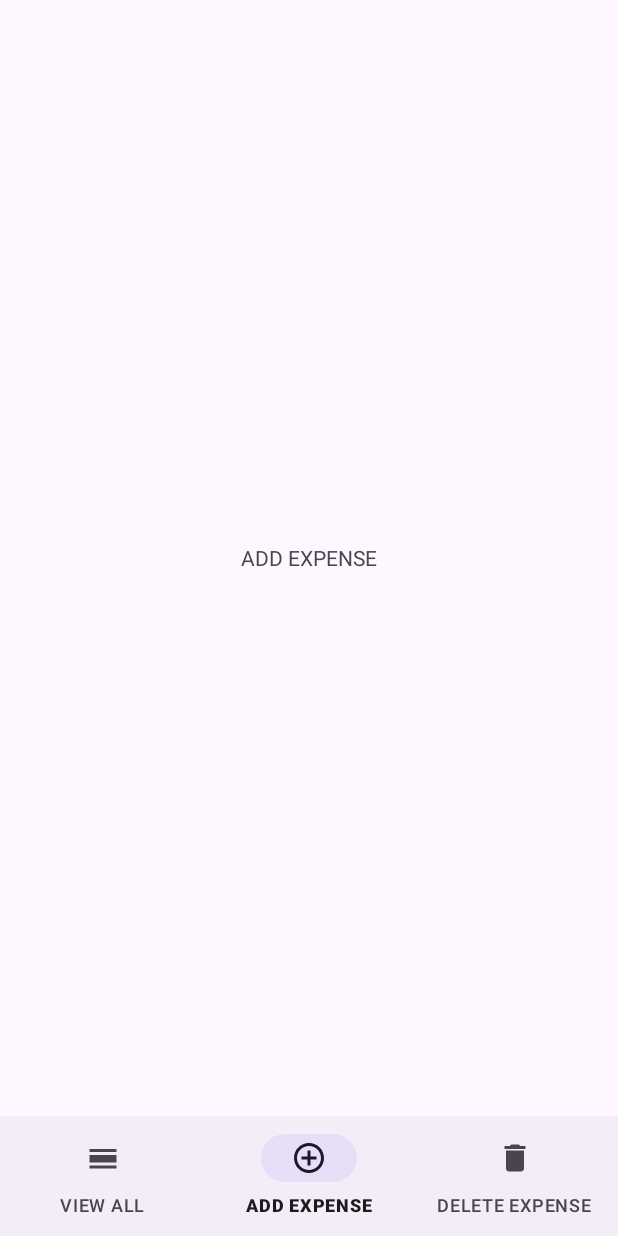
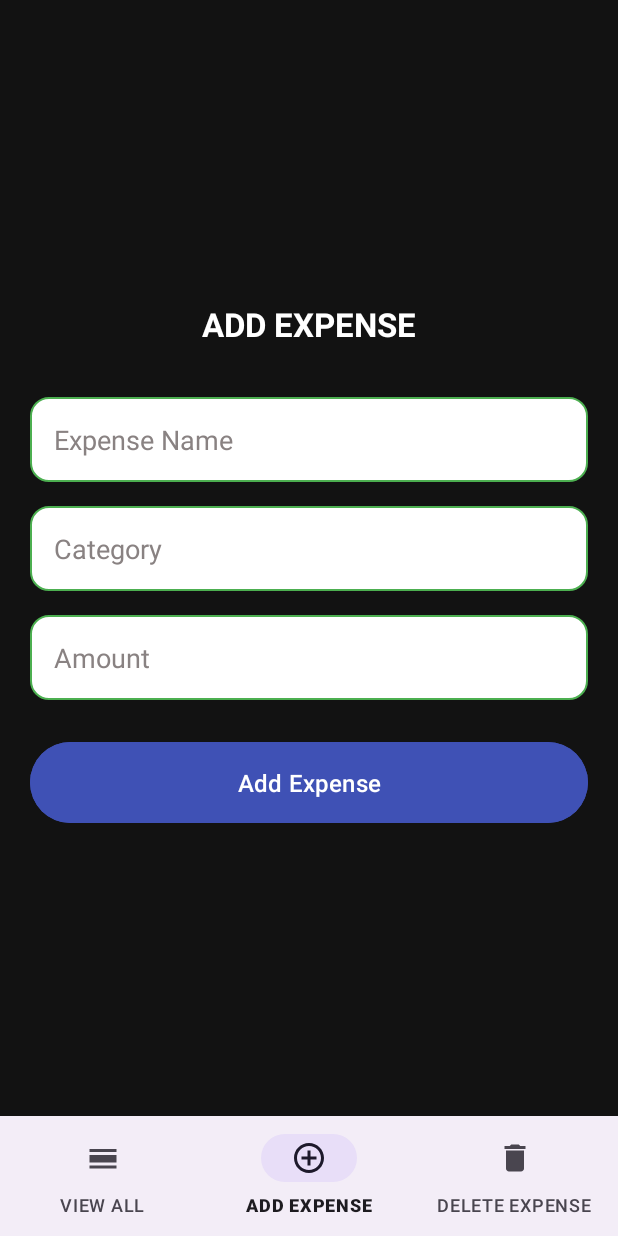
Before and after one commit to AnubhavS17/ExpenseTrackerFrontend, an Android app: the screen it shows after launch (MainActivity), item 2 of the bottom bar chosen, on a phone screen of 412 x 824 dp. Run offline under Robolectric (Android 15) with nearby library versions, the phone set to English and light mode, and no system bars.

Commit message:
Added post request to add expense

```diff
--- a/app/src/main/AndroidManifest.xml
+++ b/app/src/main/AndroidManifest.xml
@@ -19,13 +19,15 @@
         tools:targetApi="31">
         <activity
             android:name=".MainActivity"
-            android:exported="true">
+            android:exported="true"
+            android:windowSoftInputMode="adjustPan">
             <intent-filter>
                 <action android:name="android.intent.action.MAIN" />
 
                 <category android:name="android.intent.category.LAUNCHER" />
             </intent-filter>
         </activity>
+<!--        <activity android:windowSoftInputMode="adjustPan"/>-->
 
 
     </application>
--- a/app/src/main/java/com/example/expensetracker/AddExpense.kt
+++ b/app/src/main/java/com/example/expensetracker/AddExpense.kt
@@ -5,21 +5,79 @@ import androidx.fragment.app.Fragment
 import android.view.LayoutInflater
 import android.view.View
 import android.view.ViewGroup
-import androidx.recyclerview.widget.LinearLayoutManager
-import androidx.recyclerview.widget.RecyclerView
-import com.example.expensetracker.Entity.Expense
-import com.example.expensetracker.adapter.MyAdapter
+import android.widget.Button
+import android.widget.EditText
+import android.widget.TextView
+import android.widget.Toast
+import androidx.lifecycle.ViewModelProvider
+import com.example.expensetracker.Entity.PostExpense
+import com.example.expensetracker.R.*
+import com.example.expensetracker.databinding.FragmentAddExpenseBinding
+import com.example.expensetracker.repository.Repository
+import com.example.expensetracker.viewmodel.ExpenseViewModel
+import com.example.expensetracker.viewmodel.ExpenseViewModelFactory
+
 
 class AddExpense : Fragment() {
 
+//    lateinit var addTEV:TextView
+    lateinit var viewModel: ExpenseViewModel
+    lateinit var nameET:EditText
+    lateinit var amountET:EditText
+    lateinit var categoryET:EditText
+    lateinit var submitBtn:Button
 
     override fun onCreateView(
         inflater: LayoutInflater, container: ViewGroup?,
         savedInstanceState: Bundle?
     ): View? {
         // Inflate the layout for this fragment
-        val view= inflater.inflate(R.layout.fragment_add_expense, container, false)
+        val view= inflater.inflate(layout.fragment_add_expense, container, false)
 
+        nameET=view.findViewById(R.id.etExpenseName)
+        amountET=view.findViewById(R.id.etExpenseAmount)
+        categoryET=view.findViewById(R.id.etExpenseCategory)
+        submitBtn=view.findViewById(R.id.btnAddExpense)
+
+        viewModel = ViewModelProvider(this, ExpenseViewModelFactory(Repository()))
+            .get(ExpenseViewModel::class.java)
+
+        submitBtn.setOnClickListener {
+            val name=nameET.text.toString()
+            val amount=amountET.text.toString()
+            val category=categoryET.text.toString()
+            if (name.isNotEmpty() && category.isNotEmpty() && amount.isNotEmpty()) {
+                val amountFinal = amount.toDoubleOrNull() ?: 0.0
+                val newExpense = PostExpense(name, amountFinal, category)
+                viewModel.addExpense(newExpense)
+            } else {
+                Toast.makeText(requireContext(), "Please fill all fields", Toast.LENGTH_SHORT).show()
+            }
+        }
+
+
+
+//        addTEV=view.findViewById(R.id.addTV)
+
+//
+//         viewModel.addExpense()
+//
+        viewModel.responseMessage.observe(viewLifecycleOwner){message ->
+            Toast.makeText(requireContext(),message,Toast.LENGTH_SHORT).show()
+            if (message.contains("Added successfully!", ignoreCase = true)) {
+                nameET.text.clear()
+                categoryET.text.clear()
+                amountET.text.clear()
+            }
+        }
+
+
+
+
+
+        viewModel.errorMessage.observe(viewLifecycleOwner) { error ->
+            Toast.makeText(requireContext(), error, Toast.LENGTH_SHORT).show()
+        }
         return view
     }
 
--- /dev/null
+++ b/app/src/main/java/com/example/expensetracker/Entity/ExpenseRespose.kt
@@ -0,0 +1,5 @@
+package com.example.expensetracker.Entity
+
+import android.os.Message
+
+data class ExpenseRespose(val status:String,val message:String)
--- /dev/null
+++ b/app/src/main/java/com/example/expensetracker/Entity/PostExpense.kt
@@ -0,0 +1,3 @@
+package com.example.expensetracker.Entity
+
+data class PostExpense(val name:String,val amount:Double,val category:String)
--- a/app/src/main/java/com/example/expensetracker/api/ExpenseApi.kt
+++ b/app/src/main/java/com/example/expensetracker/api/ExpenseApi.kt
@@ -1,13 +1,20 @@
 package com.example.expensetracker.api
 
 import com.example.expensetracker.Entity.Expense
+import com.example.expensetracker.Entity.ExpenseRespose
+import com.example.expensetracker.Entity.PostExpense
 import retrofit2.Call
 import retrofit2.Response
+import retrofit2.http.Body
 import retrofit2.http.GET
+import retrofit2.http.POST
 
 interface ExpenseApi {
 
     @GET("get")
      suspend fun allExpenses(): List<Expense>
 
+     @POST("add")
+     suspend fun addExpense(@Body expense: PostExpense):Response<ExpenseRespose>
+
 }
--- a/app/src/main/java/com/example/expensetracker/api/RetroFitClient.kt
+++ b/app/src/main/java/com/example/expensetracker/api/RetroFitClient.kt
@@ -15,5 +15,4 @@ object RetroFitClient {
             .create(ExpenseApi::class.java)
     }
 
-
 }
--- /dev/null
+++ b/app/src/main/res/drawable/edit_text_bg_sahpe.xml
@@ -0,0 +1,21 @@
+<?xml version="1.0" encoding="utf-8"?>
+<shape xmlns:android="http://schemas.android.com/apk/res/android">
+    <solid android:color="#1E1E1E" /> <!-- Dark gray -->
+    <!-- Background color -->
+    <solid android:color="#FFFFFF" /> <!-- Dark Gray Background -->
+
+    <!-- Corner radius -->
+    <corners android:radius="12dp" />
+
+    <!-- Stroke (optional) -->
+    <stroke
+        android:width="1dp"
+        android:color="#4CAF50" /> <!-- Green border -->
+
+    <!-- Padding inside shape -->
+    <padding
+        android:left="12dp"
+        android:top="12dp"
+        android:right="12dp"
+        android:bottom="12dp" />
+</shape>
--- /dev/null
+++ b/app/src/main/res/drawable/edittext_dark_bg.xml
@@ -0,0 +1,6 @@
+<?xml version="1.0" encoding="utf-8"?>
+<selector xmlns:android="http://schemas.android.com/apk/res/android">
+
+    <item android:drawable="@color/white">
+    </item>
+</selector>
--- a/app/src/main/res/layout/fragment_add_expense.xml
+++ b/app/src/main/res/layout/fragment_add_expense.xml
@@ -1,15 +1,79 @@
 <?xml version="1.0" encoding="utf-8"?>
-<FrameLayout xmlns:android="http://schemas.android.com/apk/res/android"
-    xmlns:tools="http://schemas.android.com/tools"
+<ScrollView xmlns:android="http://schemas.android.com/apk/res/android"
     android:layout_width="match_parent"
     android:layout_height="match_parent"
-    tools:context=".AddExpense">
+    android:background="#121212"
+    android:padding="20dp">
 
-    <!-- TODO: Update blank fragment layout -->
-    <TextView
+    <LinearLayout
         android:layout_width="match_parent"
-        android:layout_height="match_parent"
-        android:gravity="center"
-        android:text="@string/add_expense" />
+        android:layout_height="wrap_content"
+        android:orientation="vertical"
+        android:gravity="center_horizontal"
+        android:layout_gravity="center">
 
-</FrameLayout>
+        <!-- Title -->
+        <TextView
+            android:id="@+id/tvTitle"
+            android:layout_width="wrap_content"
+            android:layout_height="wrap_content"
+            android:text="ADD EXPENSE"
+            android:textSize="22sp"
+            android:textStyle="bold"
+            android:textColor="#FFFFFF"
+            android:layout_marginBottom="24dp"
+            android:padding="10dp"/>
+
+        <!-- Expense Name -->
+        <EditText
+            android:id="@+id/etExpenseName"
+            android:layout_width="match_parent"
+            android:layout_height="wrap_content"
+            android:hint="Expense Name"
+            android:background="@drawable/edit_text_bg_sahpe"
+            android:padding="16dp"
+            android:textColor="#000000"
+            android:textColorHint="#898282"
+            android:layout_marginBottom="16dp"
+            android:inputType="text"
+            />
+
+        <!-- Expense Category -->
+        <EditText
+            android:id="@+id/etExpenseCategory"
+            android:layout_width="match_parent"
+            android:layout_height="wrap_content"
+            android:hint="Category"
+            android:background="@drawable/edit_text_bg_sahpe"
+            android:padding="16dp"
+            android:textColor="#000000"
+            android:textColorHint="#898282"
+            android:layout_marginBottom="16dp"
+            android:inputType="text" />
+
+        <!-- Expense Amount -->
+        <EditText
+            android:id="@+id/etExpenseAmount"
+            android:layout_width="match_parent"
+            android:layout_height="wrap_content"
+            android:hint="Amount"
+            android:background="@drawable/edit_text_bg_sahpe"
+            android:padding="16dp"
+            android:textColor="#000000"
+            android:textColorHint="#898282"
+            android:layout_marginBottom="24dp"
+            android:inputType="numberDecimal" />
+
+        <!-- Add Expense Button -->
+        <Button
+            android:id="@+id/btnAddExpense"
+            android:layout_width="match_parent"
+            android:layout_height="wrap_content"
+            android:text="Add Expense"
+            android:textColor="#FFFFFF"
+            android:backgroundTint="#3F51B5"
+            android:padding="16dp"
+            android:textSize="16sp" />
+
+    </LinearLayout>
+</ScrollView>
```
Also changed, not shown: app/src/main/java/com/example/expensetracker/repository/Repository.kt (+7 -0 lines), app/src/main/java/com/example/expensetracker/viewmodel/ExpenseViewModel.kt (+29 -0 lines), app/src/main/res/layout/expense_layout.xml (+38 -57 lines).
